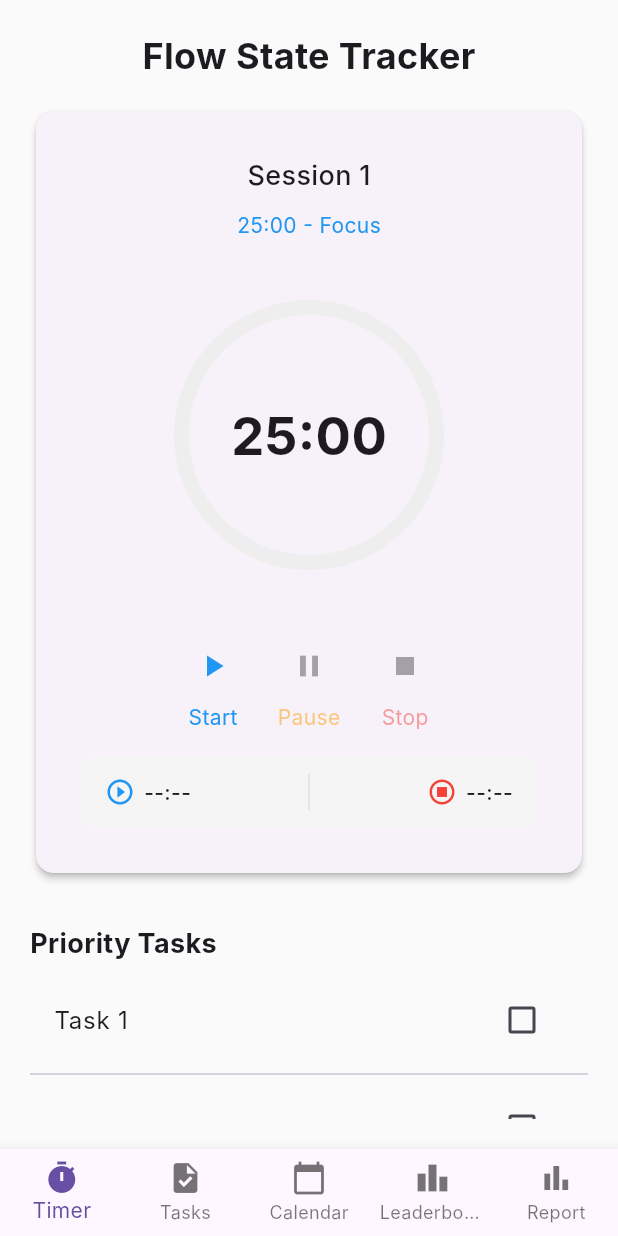
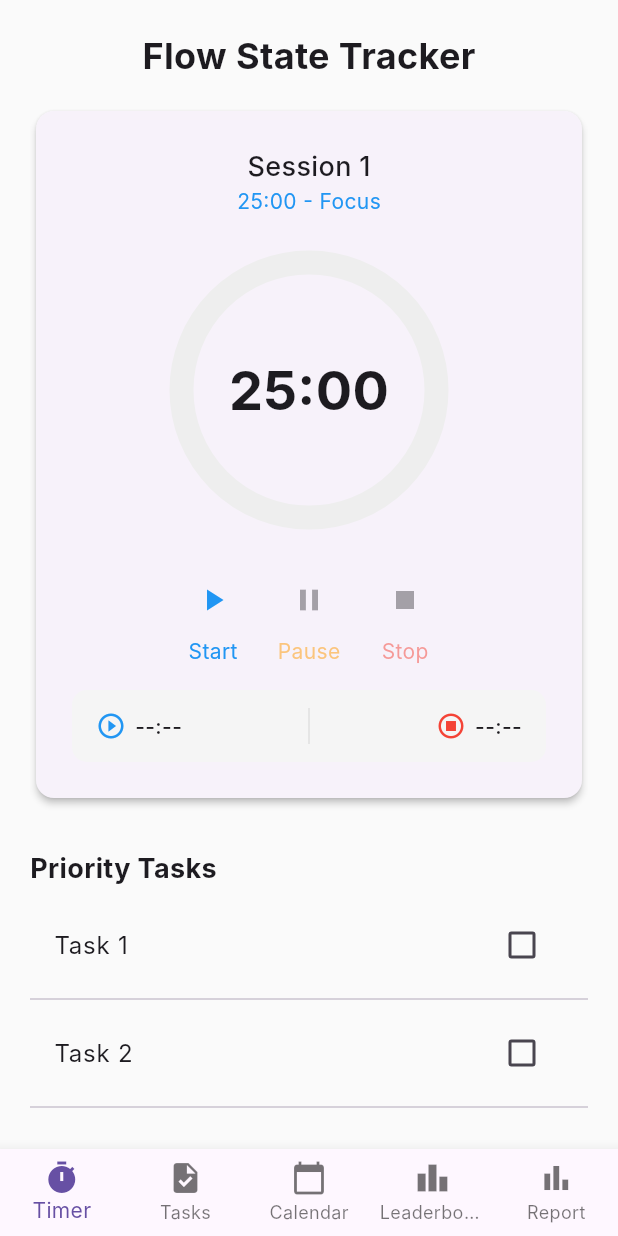
Before and after one commit to flowcus-tracker/flowcus-fe, a Flutter app: the screen it shows after launch, on a phone screen of 412 x 824 dp. Run offline on Flutter 3.47's test engine with Material 3 defaults, Android fonts, the phone set to English and light mode, and no system bars; our stand-ins replace syncfusion_flutter_calendar; Roboto replaces fonts that are missing (Inter).

Commit message:
adjusted spacing

```diff
--- a/lib/pages/timer_page.dart
+++ b/lib/pages/timer_page.dart
@@ -166,19 +166,18 @@ class _TimerPageState extends State<TimerPage> {
     return Card(
       elevation: 2,
       child: Padding(
-        padding: const EdgeInsets.all(30.0),
+        padding: const EdgeInsets.all(24.0),
         child: Column(
           children: [
             Text('Session $sessionCount',
                 style: TextStyle(fontSize: 18, fontWeight: FontWeight.w500)),
-            const SizedBox(height: 10),
             Text(
                 '${_formatTime(currentPhaseDuration)} - ${_getPhaseName(currentPhase)}',
                 style: TextStyle(color: Colors.blue)),
-            const SizedBox(height: 20),
+            const SizedBox(height: 16),
             SizedBox(
-              width: 250,
-              height: 220,
+              width: 200,
+              height: 200,
               child: Stack(
                 alignment: Alignment.center,
                 children: [
@@ -190,7 +189,7 @@ class _TimerPageState extends State<TimerPage> {
                       child: CircularProgressIndicator(
                         value: (currentPhaseDuration - remainingSeconds) /
                             currentPhaseDuration,
-                        strokeWidth: 10,
+                        strokeWidth: 16,
                         backgroundColor: Colors.grey[200],
                         valueColor:
                             const AlwaysStoppedAnimation<Color>(Colors.blue),
@@ -202,7 +201,7 @@ class _TimerPageState extends State<TimerPage> {
                     child: Text(
                       _formatTime(remainingSeconds),
                       style: const TextStyle(
-                        fontSize: 35,
+                        fontSize: 36,
                         fontWeight: FontWeight.bold,
                       ),
                     ),
@@ -210,7 +209,7 @@ class _TimerPageState extends State<TimerPage> {
                 ],
               ),
             ),
-            const SizedBox(height: 20),
+            const SizedBox(height: 16),
             Row(
               mainAxisAlignment: MainAxisAlignment.center,
               children: [
```
